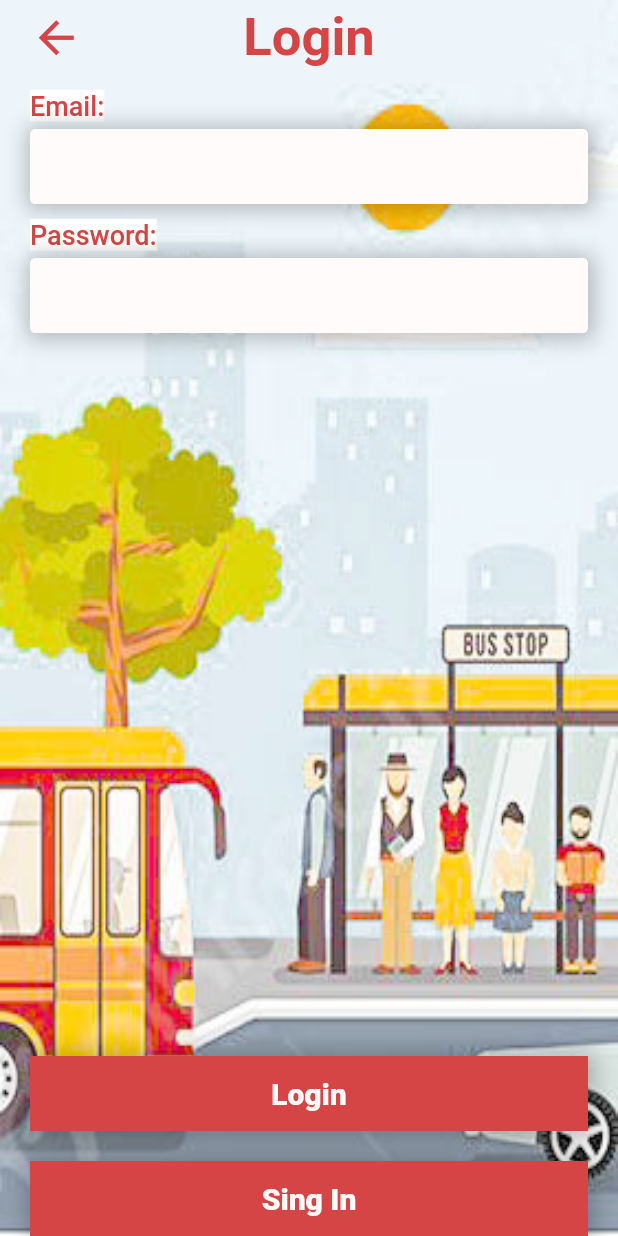
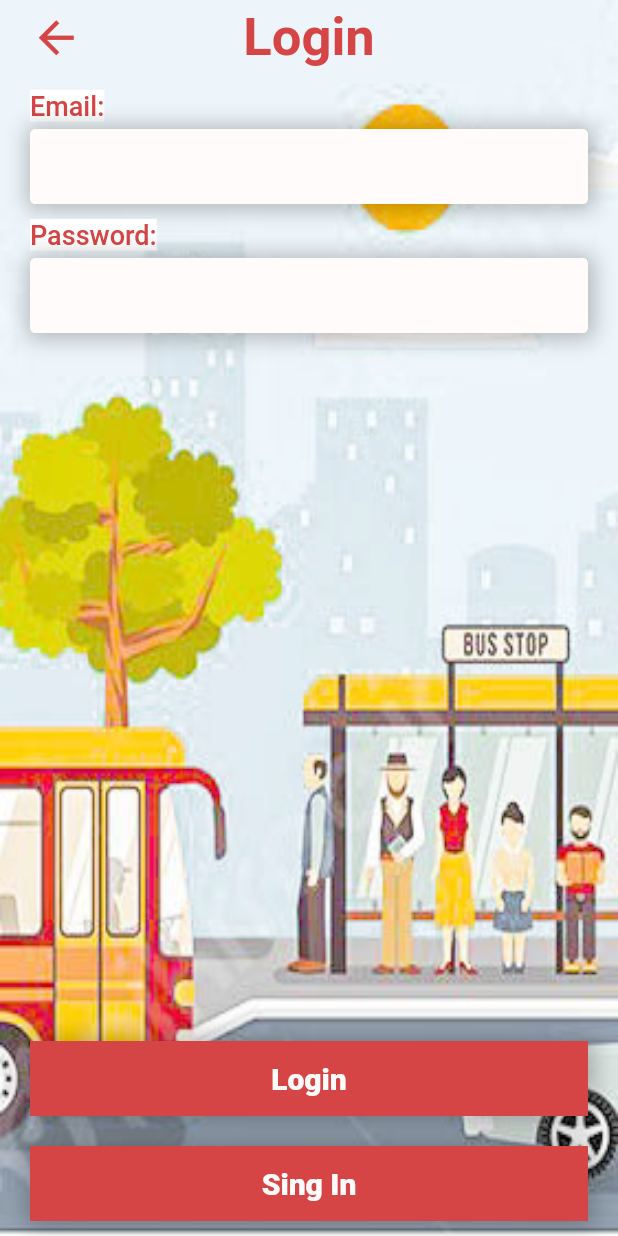
Before and after one commit to thamaraSenanayake/busapp, a Flutter app: the screen it shows after launch, after a tap on "Passenger", on a phone screen of 412 x 824 dp. Run offline on Flutter 3.47's test engine with Material 2 defaults, Android fonts, the phone set to English and light mode, and no system bars; our stand-ins replace cloud_firestore, flutter_keyboard_visibility, flutter_local_notifications, flutter_secure_storage, flutter_spinkit, geolocator and 2 more; missing offline and left inert: flutter_google_places, flutter_polyline_points, google_api_headers, google_maps_webservice; accounts and stored records are empty.

Commit message:
fix issues

```diff
--- a/lib/busowner/map/displayPasengers.dart
+++ b/lib/busowner/map/displayPasengers.dart
@@ -124,6 +124,9 @@ class _DisplayPassengersState extends State<DisplayPassengers> implements Locati
 
     // Adding the polyline to the map
     polylines[id] = polyline;
+    setState(() {
+
+    });
   }
 
   _setLiveLocation(){
--- a/lib/cusProfile/busLiveLocation.dart
+++ b/lib/cusProfile/busLiveLocation.dart
@@ -89,6 +89,9 @@ class _BusLocationState extends State<BusLocation> {
 
     // Adding the polyline to the map
     polylines[id] = polyline;
+    setState(() {
+
+    });
   }
 
 
@@ -96,7 +99,7 @@ class _BusLocationState extends State<BusLocation> {
   _getLiveLocation(){
     CollectionReference tripList = Database().trips;
      tripList
-    .document('id')
+    .document(widget.trip.id)
     .snapshots().listen((querySnapshot) {
       if(querySnapshot["currentLocation"] != null){
         _position = TypeConvert().stringToLatLng(querySnapshot["currentLocation"]);
--- a/lib/database/database.dart
+++ b/lib/database/database.dart
@@ -181,7 +181,7 @@ class Database{
     final timestamp = Timestamp.fromMillisecondsSinceEpoch(DateTime.now().millisecondsSinceEpoch);
     querySnapshot = await trips
     .where('userList',arrayContains: userEmail)
-    .where('travelDate',isGreaterThanOrEqualTo:timestamp)
+    .where('endTime',isGreaterThanOrEqualTo:timestamp)
     .getDocuments();
 
     return _setTrip(querySnapshot);
@@ -192,7 +192,7 @@ class Database{
     final timestamp = Timestamp.fromMillisecondsSinceEpoch(DateTime.now().millisecondsSinceEpoch);
     querySnapshot = await trips
     .where('userList',arrayContains: userEmail)
-    .where('travelDate',isLessThan:timestamp)
+    .where('endTime',isLessThan:timestamp)
     .getDocuments();
 
     return _setTrip(querySnapshot);
--- a/lib/login/BusLogin.dart
+++ b/lib/login/BusLogin.dart
@@ -252,7 +252,7 @@ class _BusLoginState extends State<BusLogin> {
                         }
                       ),
                       SizedBox(
-                        height: 20,
+                        height: 10,
                       ),
                     ],
                   )
--- a/lib/login/CusLogin.dart
+++ b/lib/login/CusLogin.dart
@@ -262,7 +262,10 @@ class _CusLoginState extends State<CusLogin> {
                         buttonClick: (){
                           widget.goToPage(LoginPageList.CusSignin);
                         }
-                      )
+                      ),
+                      SizedBox(
+                        height: 10,
+                      ),
                     ],
                   ),
                 ],
--- a/lib/login/CusSignin.dart
+++ b/lib/login/CusSignin.dart
@@ -427,7 +427,9 @@ class _CusSigningState extends State<CusSigning> {
                       ),
                     ),
                   ),
-                  Align(
+                  Padding(
+                    padding: const EdgeInsets.only(bottom:10.0),
+                    child: Align(
                       alignment: Alignment.center,
                       child: Text(
                         "Sign In",
@@ -436,6 +438,7 @@ class _CusSigningState extends State<CusSigning> {
                           fontSize: 35,
                           fontWeight: FontWeight.w700,
                           // backgroundColor: Colors.white
+                        ),
                       ),
                     ),
                   ),
--- a/lib/login/loginbase.dart
+++ b/lib/login/loginbase.dart
@@ -28,7 +28,7 @@ class _LoginBaseState extends State<LoginBase> {
 
   _initLocalNotification() async {
 
-    const AndroidInitializationSettings initializationSettingsAndroid =AndroidInitializationSettings('app_icon');
+    const AndroidInitializationSettings initializationSettingsAndroid =AndroidInitializationSettings('@mipmap/ic_launcher');
     FlutterLocalNotificationsPlugin flutterLocalNotificationsPlugin = FlutterLocalNotificationsPlugin();
 
     final IOSInitializationSettings initializationSettingsIOS =
--- a/lib/login/splashscreen.dart
+++ b/lib/login/splashscreen.dart
@@ -137,11 +137,14 @@ class _SplashScreenState extends State<SplashScreen> {
                           height: 20,
                         ),
 
-                        CustomButton(
-                          text: "Bus Owner",
-                          buttonClick: (){
-                            widget.goToPage(LoginPageList.BusLogin);
-                          }
+                        Padding(
+                          padding: const EdgeInsets.only(bottom:10.0),
+                          child: CustomButton(
+                            text: "Bus Owner",
+                            buttonClick: (){
+                              widget.goToPage(LoginPageList.BusLogin);
+                            }
+                          ),
                         ),
 
 
--- a/pubspec.yaml
+++ b/pubspec.yaml
@@ -45,7 +45,7 @@ dependencies:
   # workmanager: ^0.2.3
   flutter_local_notifications: ^4.0.1+2
   timezone: ^0.6.1
-  flutter_braintree: ^1.1.0+1
+  # flutter_braintree: ^1.1.0+1
 
 
 
```
Also changed, not shown: lib/cusProfile/addTicket/selectSeat.dart (+16 -16 lines), lib/cusProfile/bookedTrip.dart (+9 -2 lines), lib/module/busTripDisplay.dart (+16 -3 lines), pubspec.lock, 8 other files. Lines whose indentation alone changed are shown as unchanged.
